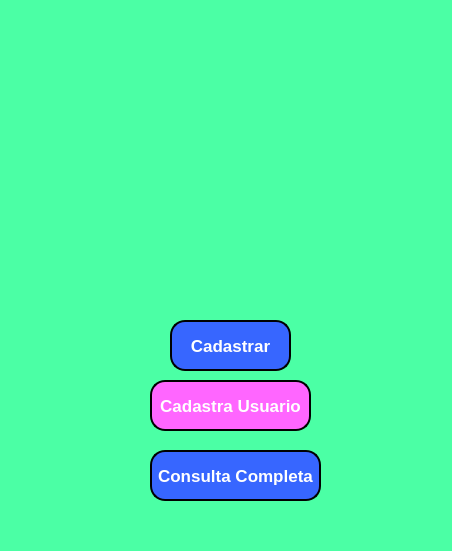
marceloamaro/Pratica_BD, file Projeto/segunda.ui: the form before one commit.
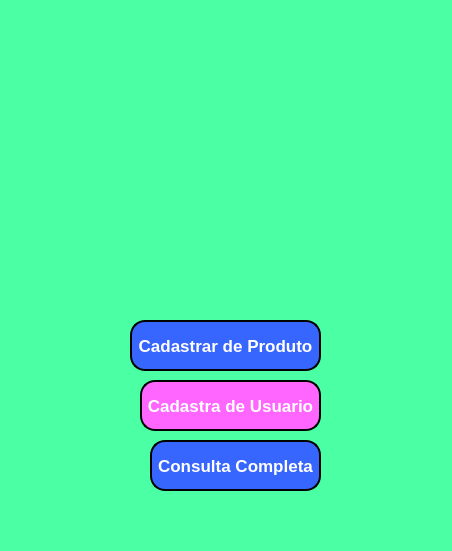
The form after the commit. Icons and pictures are not drawn.

The edit to the form file:
```diff
--- a/Projeto/segunda.ui
+++ b/Projeto/segunda.ui
@@ -21,7 +21,7 @@
     <property name="geometry">
      <rect>
       <x>150</x>
-      <y>450</y>
+      <y>440</y>
       <width>171</width>
       <height>51</height>
      </rect>
@@ -64,9 +64,9 @@
    <widget class="QPushButton" name="pushButton_3">
     <property name="geometry">
      <rect>
-      <x>170</x>
+      <x>130</x>
       <y>320</y>
-      <width>121</width>
+      <width>191</width>
       <height>51</height>
      </rect>
     </property>
@@ -86,7 +86,7 @@
 border-color: black;</string>
     </property>
     <property name="text">
-     <string>Cadastrar</string>
+     <string>Cadastrar de Produto</string>
     </property>
    </widget>
    <widget class="QLabel" name="label_5">
@@ -116,9 +116,9 @@
    <widget class="QPushButton" name="pushButton_5">
     <property name="geometry">
      <rect>
-      <x>150</x>
+      <x>140</x>
       <y>380</y>
-      <width>161</width>
+      <width>181</width>
       <height>51</height>
      </rect>
     </property>
@@ -138,7 +138,7 @@
 border-color: black;</string>
     </property>
     <property name="text">
-     <string>Cadastra Usuario</string>
+     <string>Cadastra de Usuario</string>
     </property>
    </widget>
    <zorder>label_2</zorder>
```
